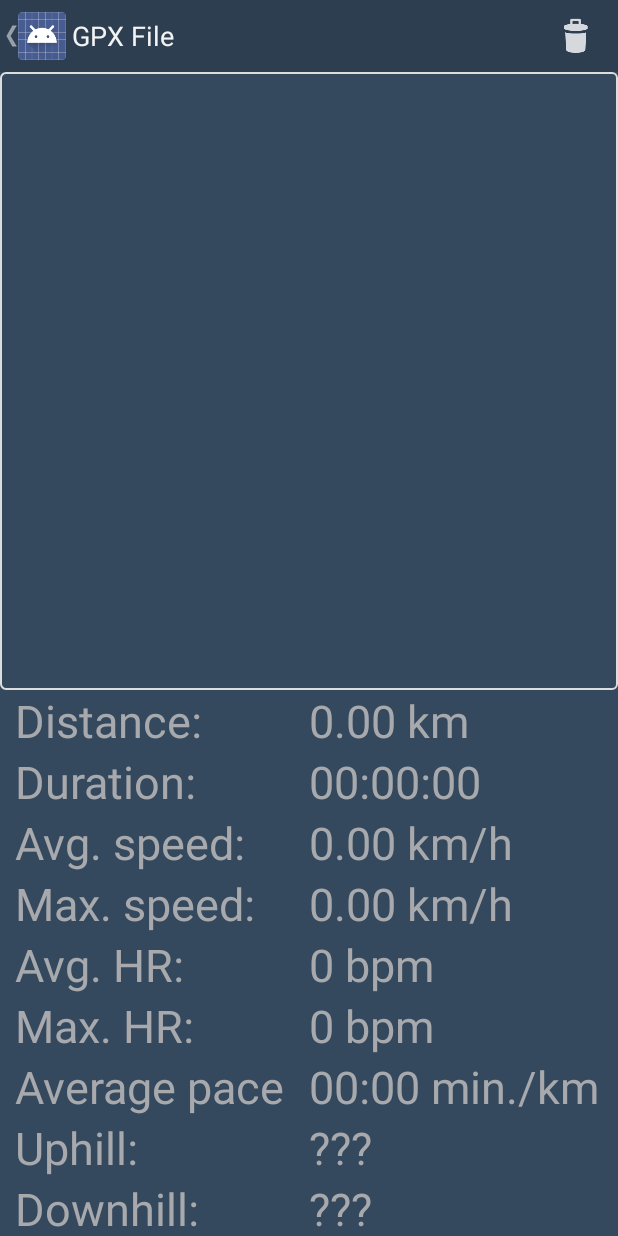
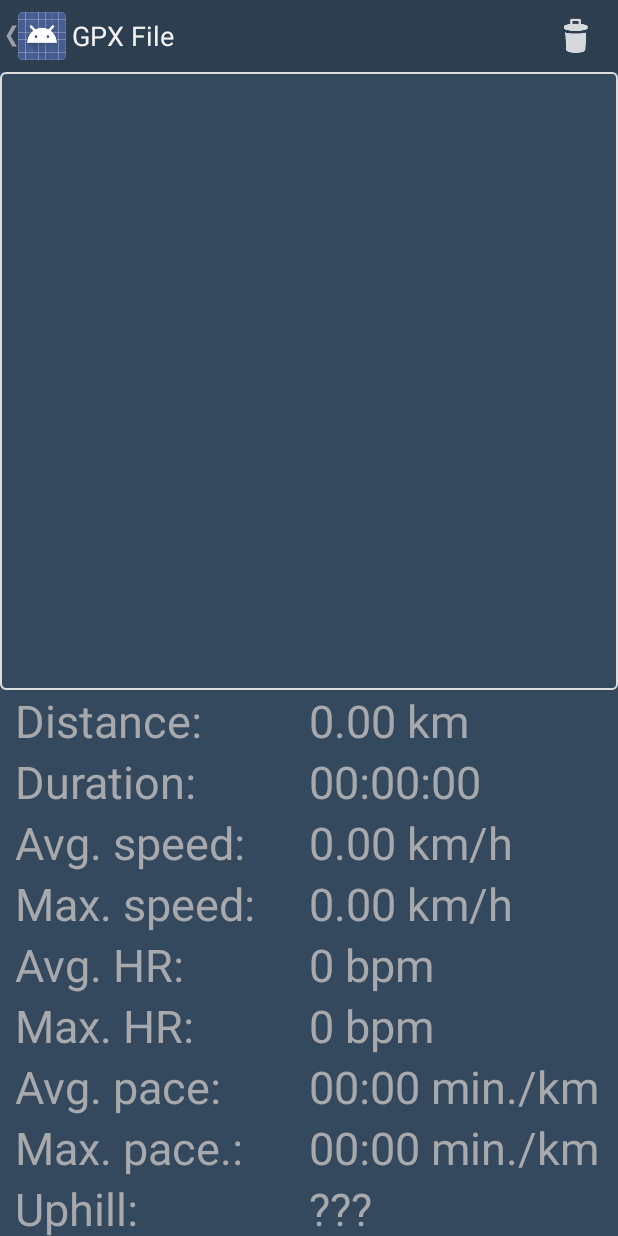
Before and after one commit to pricindalas/GPXTracker, an Android app: the GPXDetails screen opened directly, with no data from a screen before it, on a phone screen of 412 x 824 dp. Run offline under Robolectric (Android 15) with nearby library versions, the phone set to English and light mode, and no system bars.

Commit message:
Versija 1.8.5:
- Idetas AVG SSD sekimo rodyme, idetas maksimalus tempas GPX perziuroje.

```diff
--- a/trk/build.gradle
+++ b/trk/build.gradle
@@ -6,8 +6,8 @@ android {
         minSdkVersion 18
         applicationId "bazulis.gpxtracker.trk"
         targetSdkVersion 21
-        versionCode 49
-        versionName '1.8.4'
+        versionCode 50
+        versionName '1.8.5'
     }
     buildTypes {
         release {
--- a/trk/src/main/java/bazulis/gpxtracker/trk/GPXDetails.java
+++ b/trk/src/main/java/bazulis/gpxtracker/trk/GPXDetails.java
@@ -16,7 +16,6 @@ import android.widget.TextView;
 import android.widget.Toast;
 
 import java.io.File;
-import java.sql.Time;
 import java.text.DecimalFormat;
 import java.text.SimpleDateFormat;
 import java.util.Date;
@@ -35,7 +34,7 @@ public class GPXDetails extends Activity {
     private TextView t_uphill;
     private TextView t_downhill;
     private TextView t_maxheight, t_minheight, t_deltaheight;
-    private TextView t_avpace;
+    private TextView t_avpace, t_maxpace;
     public MapView map;
     private String filename;
     private boolean fileIsEmpty = false;
@@ -63,6 +62,7 @@ public class GPXDetails extends Activity {
         t_minheight = (TextView) findViewById(R.id.t_minheight);
         t_deltaheight = (TextView) findViewById(R.id.t_deltaheight);
         t_avpace = (TextView) findViewById(R.id.t_avpace);
+        t_maxpace = (TextView) findViewById(R.id.t_maxpace);
 
         Point size = new Point();
         getWindowManager().getDefaultDisplay().getSize(size);
@@ -134,7 +134,7 @@ public class GPXDetails extends Activity {
         }
         return super.onOptionsItemSelected(item);
     }
-    public void updateData(double distance, long duration, double avspeed, double maxspeed, double efficiency, double uphill, double downhill, double maxheight, double minheight, double avheartrate, double maxheartrate, double avpace) {
+    public void updateData(double distance, long duration, double avspeed, double maxspeed, double efficiency, double uphill, double downhill, double maxheight, double minheight, double avheartrate, double maxheartrate, double avpace, double maxpace) {
         t_distance.setText(new DecimalFormat("##.## km").format(distance/1000));
         t_duration.setText(new SimpleDateFormat("HH:mm:ss").format(new Date(duration-getTZOffset())));
         t_avspeed.setText(new DecimalFormat("##.## km/h").format(avspeed));
@@ -150,6 +150,7 @@ public class GPXDetails extends Activity {
         SimpleDateFormat paceFormat = new SimpleDateFormat("mm:ss");
         paceFormat.setTimeZone(TimeZone.getTimeZone("GMT"));
         t_avpace.setText(paceFormat.format(new Date((long)avpace))+" min./km");
+        t_maxpace.setText(paceFormat.format(new Date((long)maxpace))+" min./km");
     }
     private long getTZOffset() {
         TimeZone tz = TimeZone.getDefault();
--- a/trk/src/main/res/layout/activity_gpxdetails.xml
+++ b/trk/src/main/res/layout/activity_gpxdetails.xml
@@ -157,9 +157,28 @@
                 android:layout_height="wrap_content"
                 android:layout_weight="1"
                 android:textSize="30dp"
-                android:text="@string/chk_avpace"/>
+                android:text="@string/t_avpace"/>
             <TextView
                 android:id="@+id/t_avpace"
+                android:layout_width="fill_parent"
+                android:layout_height="wrap_content"
+                android:layout_weight="1"
+                android:textSize="30dp"
+                android:text="@string/zpace"/>
+        </LinearLayout>
+        <LinearLayout
+            android:layout_width="fill_parent"
+            android:layout_height="wrap_content"
+            android:paddingStart="10dp"
+            android:paddingEnd="10dp">
+            <TextView
+                android:layout_width="fill_parent"
+                android:layout_height="wrap_content"
+                android:layout_weight="1"
+                android:textSize="30dp"
+                android:text="@string/t_maxpace"/>
+            <TextView
+                android:id="@+id/t_maxpace"
                 android:layout_width="fill_parent"
                 android:layout_height="wrap_content"
                 android:layout_weight="1"
--- a/trk/src/main/res/values/strings.xml
+++ b/trk/src/main/res/values/strings.xml
@@ -77,5 +77,8 @@
     <string name="chk_pace">Pace</string>
     <string name="chk_avpace">Average pace</string>
     <string name="zpace" translatable="false">00:00 min./km</string>
+    <string name="t_avpace">Avg. pace:</string>
+    <string name="t_maxpace">Max. pace.:</string>
+    <string name="chk_avheartrate">Average heartrate</string>
 
 </resources>
```
Also changed, not shown: trk/src/main/java/bazulis/gpxtracker/trk/MainActivity.java (+7 -2 lines), trk/src/main/java/bazulis/gpxtracker/trk/SettingsActivity.java (+12 -0 lines), trk/src/main/java/bazulis/gpxtracker/trk/TrackService.java (+10 -0 lines), trk/src/main/java/bazulis/gpxtracker/trk/util/CounterThread.java (+4 -3 lines), trk/src/main/res/layout/activity_main.xml (+9 -0 lines), trk/src/main/res/layout/activity_settings.xml (+7 -0 lines), 2 other files.
